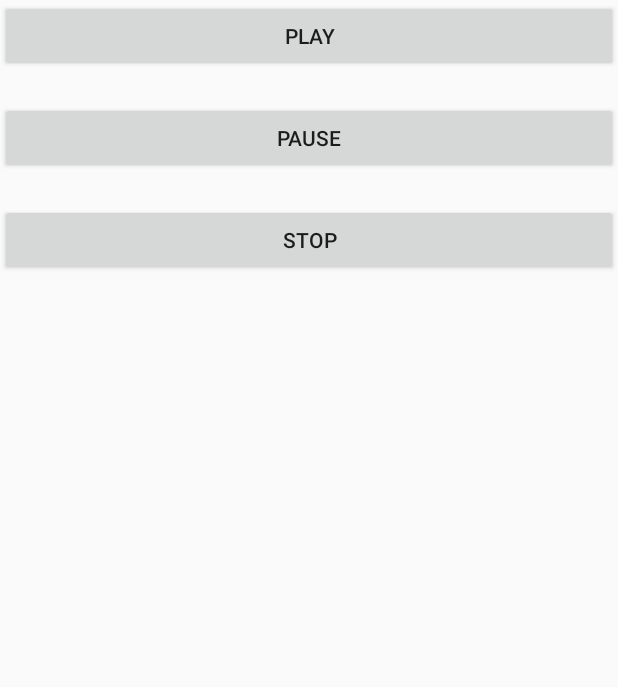
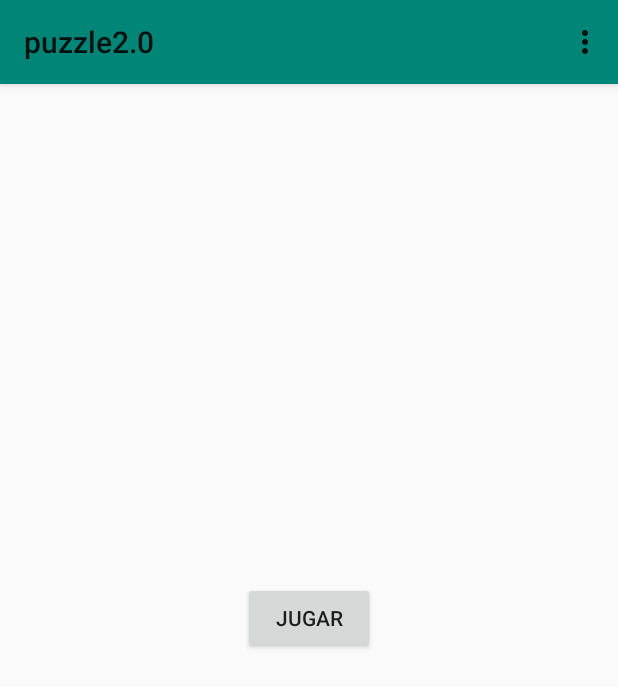
Before and after one commit to adgasa97/puzzle, an Android app: the screen it shows after launch (MainActivity before the commit, IniciActivity after it), on a phone screen of 412 x 824 dp. Shown: the top 687 px of the screen. Run offline under Robolectric (Android 15) with nearby library versions, the phone set to English and light mode, and no system bars.

Commit message:
toolbar añadida y operativa, cambios entre activities

```diff
--- /dev/null
+++ b/app/src/main/java/com/example/puzzle20/IniciActivity.java
@@ -0,0 +1,74 @@
+package com.example.puzzle20;
+
+import androidx.annotation.NonNull;
+import androidx.appcompat.app.AppCompatActivity;
+import androidx.appcompat.widget.Toolbar;
+
+import android.content.Intent;
+import android.os.Bundle;
+import android.view.Menu;
+import android.view.MenuInflater;
+import android.view.MenuItem;
+import android.view.View;
+import android.widget.Button;
+
+import java.io.IOException;
+
+public class IniciActivity extends AppCompatActivity implements View.OnClickListener {
+
+    private Button btnPlay;
+
+    @Override
+    protected void onCreate(Bundle savedInstanceState) {
+        super.onCreate(savedInstanceState);
+        setContentView(R.layout.activity_inici);
+
+        //inicializar la toolbar
+        Toolbar toolbar = findViewById(R.id.toolbar);
+        setSupportActionBar(toolbar);
+
+        //Obtenemos los tres botones de la interfaz
+        btnPlay = (Button) findViewById(R.id.play);
+
+        //Y les asignamos el controlador de eventos
+        btnPlay.setOnClickListener(this);
+    }
+
+    @Override
+    public boolean onCreateOptionsMenu(Menu menu) {
+        MenuInflater inflater = getMenuInflater();
+        inflater.inflate(R.menu.info_menu, menu);
+        return true;
+    }
+
+    @Override
+    public boolean onOptionsItemSelected(@NonNull MenuItem item) {
+        switch (item.getItemId()) {
+            case R.id.item2:
+                abrirMusica();
+                return true;
+        }
+        return super.onOptionsItemSelected(item);
+    }
+
+    @Override
+    public void onClick(View v) {
+        //Comprobamos el identificador del boton que ha llamado al evento para ver
+        //cual de los botones es y ejecutar la acción correspondiente
+        switch (v.getId()) {
+            case R.id.play:
+                abrirJuego();
+                break;
+        }
+    }
+
+    public void abrirMusica() {
+        Intent intent = new Intent(this, MusicaActivity.class);
+        startActivity(intent);
+    }
+
+    public void abrirJuego() {
+        Intent intent = new Intent(this, JocActivity.class);
+        startActivity(intent);
+    }
+}
--- /dev/null
+++ b/app/src/main/res/layout/activity_inici.xml
@@ -0,0 +1,21 @@
+<?xml version="1.0" encoding="utf-8"?>
+<RelativeLayout xmlns:android="http://schemas.android.com/apk/res/android"
+    xmlns:app="http://schemas.android.com/apk/res-auto"
+    xmlns:tools="http://schemas.android.com/tools"
+    android:layout_width="match_parent"
+    android:layout_height="match_parent"
+    tools:context=".IniciActivity">
+
+
+    <include
+        android:id="@+id/toolbar"
+        layout="@layout/toolbar" />
+
+    <Button
+        android:id="@+id/play"
+        android:layout_width="wrap_content"
+        android:layout_height="wrap_content"
+        android:layout_centerInParent="true"
+        android:text="@string/jugar" />
+
+</RelativeLayout>
--- a/app/src/main/res/layout/activity_main.xml
+++ b/app/src/main/res/layout/activity_musica.xml
@@ -13,7 +13,9 @@
         android:layout_alignParentTop="true"
         android:layout_centerHorizontal="true"
         >
-
+        <include
+            android:id="@+id/toolbar"
+            layout="@layout/toolbar" />
         <Button
             android:text="PLAY"
             android:layout_width="match_parent"
--- /dev/null
+++ b/app/src/main/res/layout/toolbar.xml
@@ -0,0 +1,9 @@
+<?xml version="1.0" encoding="utf-8"?>
+<androidx.appcompat.widget.Toolbar xmlns:android="http://schemas.android.com/apk/res/android"
+    android:layout_width="match_parent"
+    android:layout_height="wrap_content"
+    android:background="@color/colorPrimary"
+    android:elevation="4dp"
+    android:theme="@style/ThemeOverlay.AppCompat.ActionBar">
+
+</androidx.appcompat.widget.Toolbar>
--- /dev/null
+++ b/app/src/main/res/menu/info_menu.xml
@@ -0,0 +1,16 @@
+<?xml version="1.0" encoding="utf-8"?>
+<menu xmlns:android="http://schemas.android.com/apk/res/android"
+    xmlns:app="http://schemas.android.com/apk/res-auto">
+    <item
+        android:id="@+id/item1"
+        android:title="Inici"
+        app:showAsAction="never">
+    </item>
+    <item
+        android:id="@+id/item2"
+        android:title="Música"
+        app:showAsAction="never">
+    </item>
+
+
+</menu>
--- a/app/src/main/res/values/strings.xml
+++ b/app/src/main/res/values/strings.xml
@@ -1,3 +1,4 @@
 <resources>
     <string name="app_name">puzzle2.0</string>
+    <string name="jugar">Jugar</string>
 </resources>
```
Also changed, not shown: app/src/main/AndroidManifest.xml (+6 -2 lines), app/src/main/java/com/example/puzzle20/JocActivity.java (added, +54 -0 lines), app/src/main/java/com/example/puzzle20/MusicaActivity.java (renamed from app/src/main/java/com/example/puzzle20/MainActivity.java, +42 -7 lines), app/src/main/res/layout/activity_joc.xml (added, +13 -0 lines).
